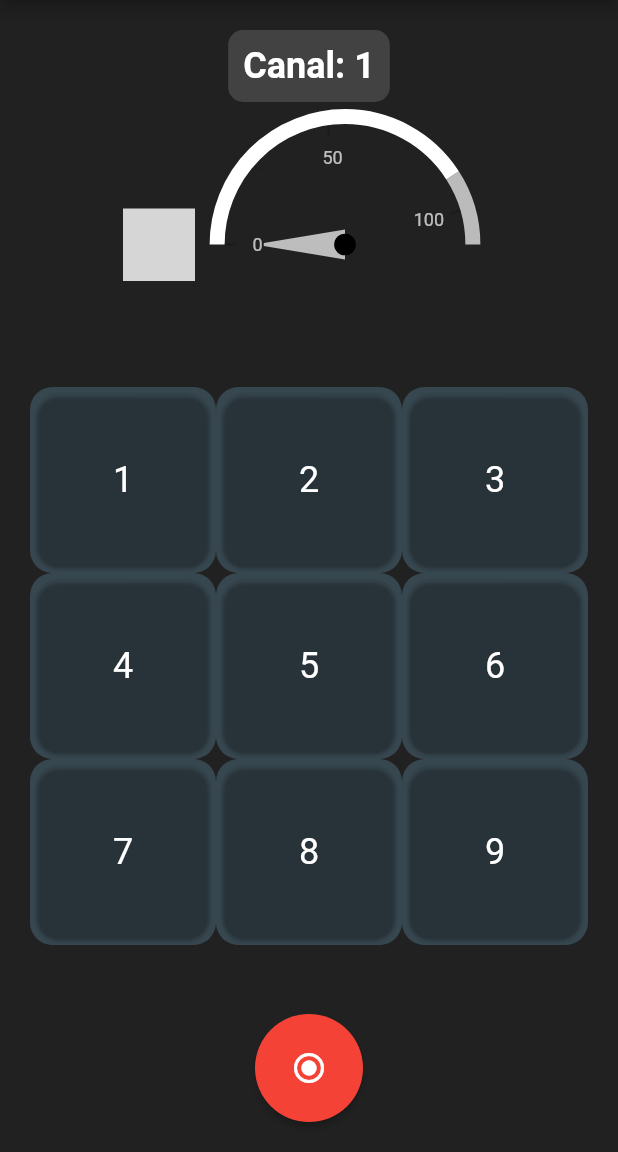
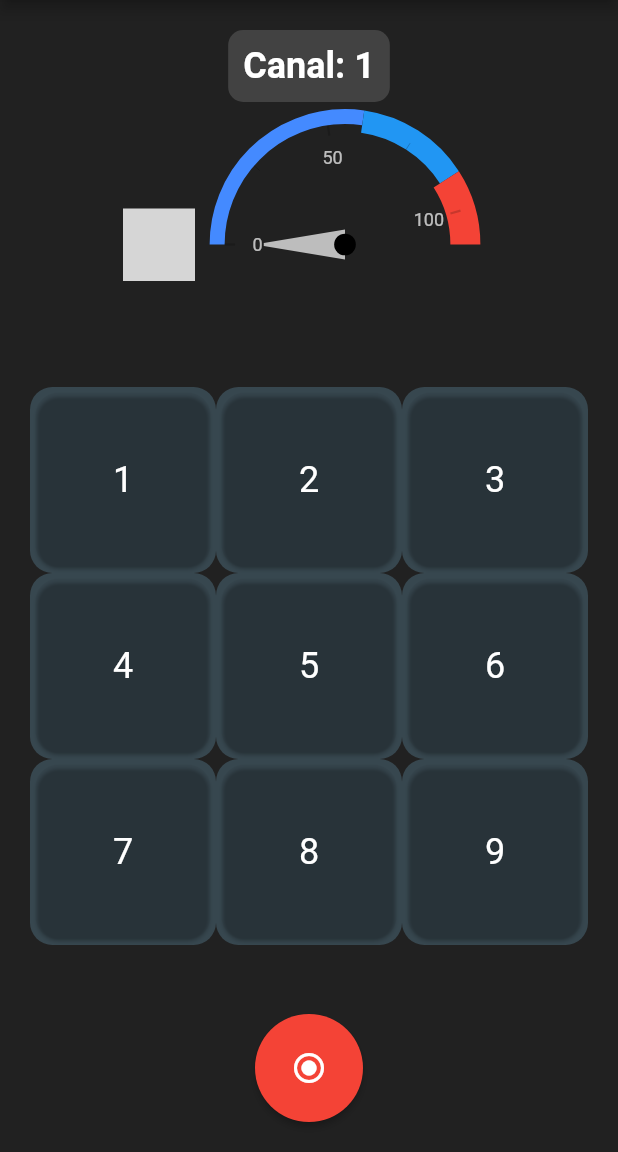
Before and after one commit to CassianoDev/HtRadioSimulator, a Flutter app: the screen it shows after launch, on a phone screen of 412 x 824 dp, the part 84-1236 px from its top. Run offline on Flutter 3.47's test engine with Material 2 defaults, Android fonts, the phone set to English and light mode, and no system bars; drawn by our look-alikes of syncfusion_flutter_gauges, syncfusion_flutter_sliders; our stand-ins replace fluttertoast, permission_handler; missing offline and left inert: flutter_sound; network calls fail; statements that could not run were skipped; grey boxes are pictures that could not be loaded.

Commit message:
First modification

```diff
--- a/lib/main.dart
+++ b/lib/main.dart
@@ -96,9 +96,11 @@ class _MyHomePageState extends State<MyHomePage> with SingleTickerProviderStateM
               audioSamples[i] = amplifiedSample.toInt() & 0xFF;
               audioSamples[i + 1] = (amplifiedSample.toInt() >> 8) & 0xFF;
             }
+
             // Calcula o número total de amostras.
             // Cada amostra PCM16 tem 2 bytes, então dividimos por 2 para obter o número de amostras.
             int numSamples = audioSamples.length ~/ 2;
+
             double sumOfSquares = 0.0;
 
             // Itera sobre cada amostra de áudio.
@@ -111,12 +113,13 @@ class _MyHomePageState extends State<MyHomePage> with SingleTickerProviderStateM
               int sample = (audioSamples[sampleIndex + 1] << 8) | audioSamples[sampleIndex];
 
               // Corrige a representação de sinal se a amostra for um número negativo.
-              // Em PCM16, os valores variam de -32768 a 32767.
+              // Em PCM16, -os valores variam de 32768 a 32767.
               // Subtrair 65536 de valores acima de 32767 os converte corretamente.
               if (sample > 32767) sample -= 65536;
 
               // Adiciona o quadrado da amostra ao somatório.
               sumOfSquares += pow(sample, 2);
+
             }
 
             // Calcula a média dos quadrados das amostras.
@@ -126,6 +129,7 @@ class _MyHomePageState extends State<MyHomePage> with SingleTickerProviderStateM
             double rms = sqrt(meanSquare);
 
             lastRMS = alpha * rms + (1 - alpha) * lastRMS;
+
             updateMeter(mapRmsToVU(lastRMS));
             String base64Data = base64Encode(buffer.data!);
             var packet = AudioPacket(_channel, base64Data);
@@ -136,7 +140,7 @@ class _MyHomePageState extends State<MyHomePage> with SingleTickerProviderStateM
       toStream: recordingDataController.sink,
       codec: Codec.pcm16,
       numChannels: 1,
-      sampleRate: 22100,
+      sampleRate: 22100, //<< 22.1Khz 20hz - 20Khz
     );
 
   }
@@ -301,7 +305,6 @@ class _MyHomePageState extends State<MyHomePage> with SingleTickerProviderStateM
                 Container(
                     width: 200,
                     height: 190,
-
                     child: SfRadialGauge(
                         enableLoadingAnimation: true, animationDuration: 2500,
                         axes: <RadialAxis>[
@@ -312,11 +315,15 @@ class _MyHomePageState extends State<MyHomePage> with SingleTickerProviderStateM
                               // Outras propriedades de estilo, como fontWeight, fontFamily, etc.
                             ),
                             ranges: <GaugeRange>[
-                              GaugeRange(startValue: 0, endValue: 90, color:Colors.white),
-                              GaugeRange(startValue: 90,endValue: 110,color: Colors.white70)],
-                            pointers: <GaugePointer>[NeedlePointer(value: meterlevel,needleColor: Colors.white70,enableAnimation: true,animationDuration: 300,)],
+                              GaugeRange(startValue: 0, endValue: 60, color:Colors.blueAccent),
+                              GaugeRange(startValue: 60, endValue: 90, color:Colors.blue,endWidth: 15,),
+                              GaugeRange(startValue: 90,endValue: 110,color: Colors.red,startWidth: 15,endWidth: 20,)],
+                            pointers: <GaugePointer>[
+                              NeedlePointer(value: meterlevel,needleColor: Colors.white70,enableAnimation: false,animationDuration: 300,)
+                            ],
 
-                          )])
+                          )]
+                    )
                 ),
               ],
             ),
```
